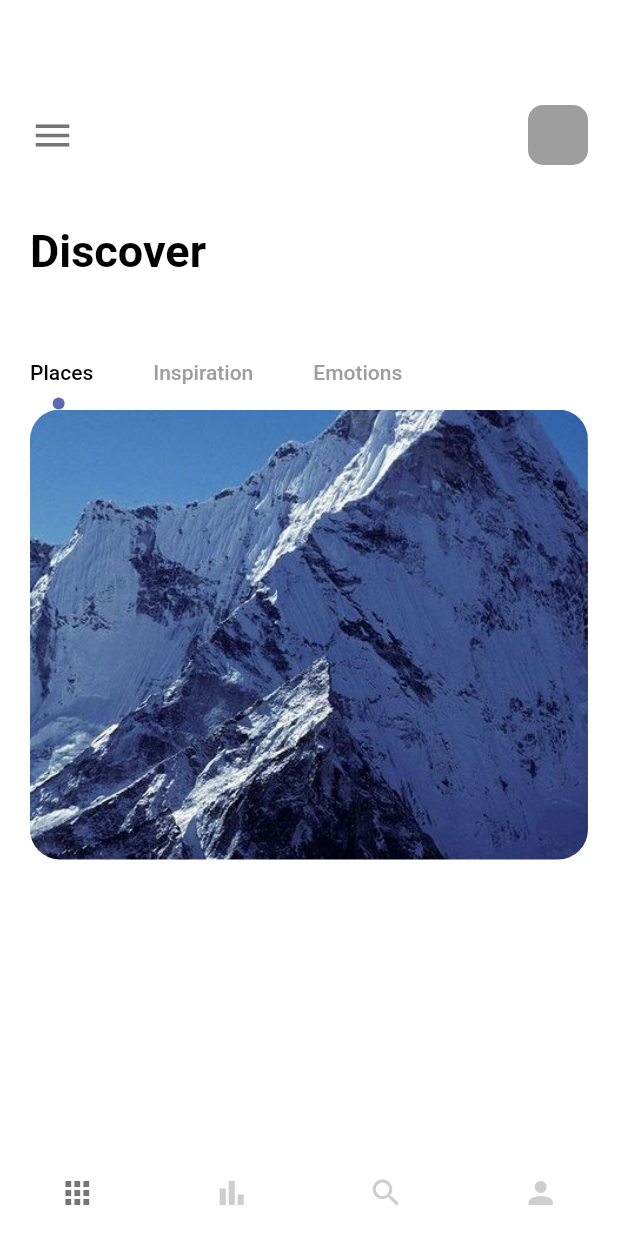
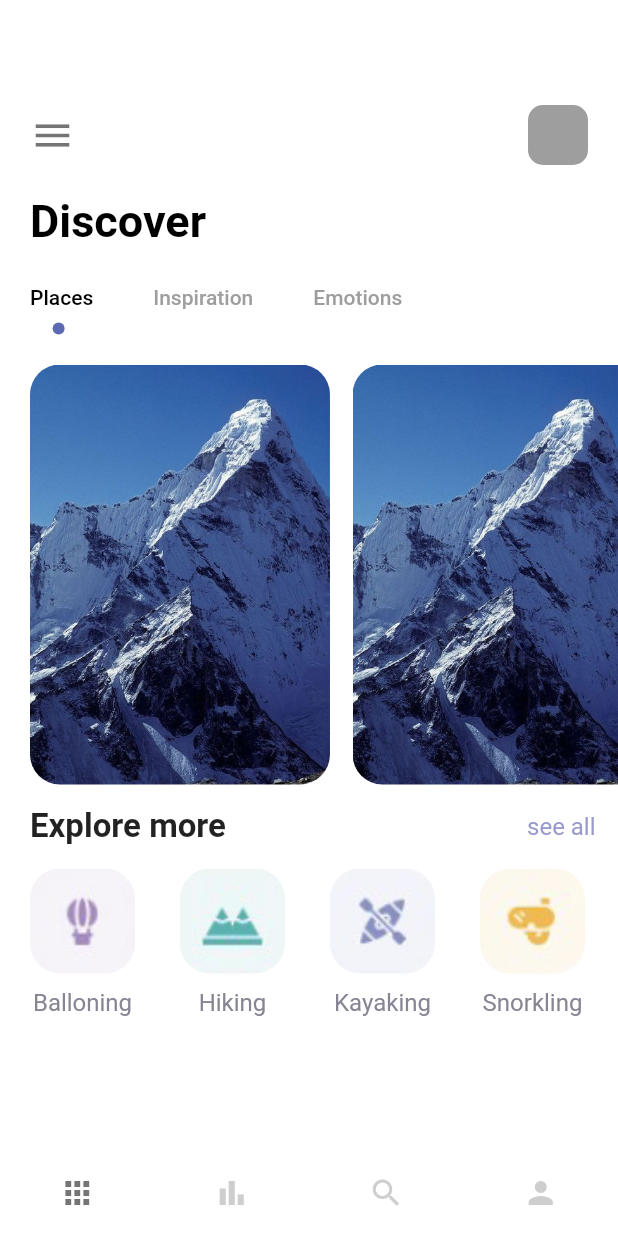
Before and after one commit to Ahmed-mohamed72/Travel-app, a Flutter app: the screen it shows after launch, on a phone screen of 412 x 824 dp. Run offline on Flutter 3.47's test engine with Material 2 defaults, Android fonts, the phone set to English and light mode, and no system bars.

Commit message:
finish UI of Home view

```diff
--- /dev/null
+++ b/lib/widgets/explor_list_view.dart
@@ -0,0 +1,56 @@
+import 'package:flutter/material.dart';
+import 'package:travel_app1/misc/colors.dart';
+import 'package:travel_app1/widgets/app_text.dart';
+
+class ExploreListView extends StatefulWidget {
+  const ExploreListView({super.key});
+
+  @override
+  State<ExploreListView> createState() => _ExploreListViewState();
+}
+
+class _ExploreListViewState extends State<ExploreListView> {
+  Map<String, String> images = {
+    "balloning.png": "Balloning",
+    "hiking.png": "Hiking",
+    "kayaking.png": "Kayaking",
+    "snorkling.png": "Snorkling"
+  };
+  @override
+  Widget build(BuildContext context) {
+    return SizedBox(
+      height: 100,
+      width: double.maxFinite,
+      child: ListView.builder(
+          physics: const BouncingScrollPhysics(),
+          itemCount: images.length,
+          scrollDirection: Axis.horizontal,
+          itemBuilder: (_, index) {
+            return Container(
+              margin: const EdgeInsets.only(right: 30),
+              child: Column(
+                children: [
+                  Container(
+                    height: 70,
+                    width: 70,
+                    decoration: BoxDecoration(
+                      borderRadius: BorderRadius.circular(20),
+                      image: DecorationImage(
+                        image: AssetImage(
+                            "assets/img/${images.keys.elementAt(index)}"),
+                        fit: BoxFit.cover,
+                      ),
+                    ),
+                  ),
+                  const SizedBox(height: 10),
+                  AppText(
+                    text: images.values.elementAt(index),
+                    color: AppColors.textColor2,
+                  )
+                ],
+              ),
+            );
+          }),
+    );
+  }
+}
--- /dev/null
+++ b/lib/widgets/explore_row.dart
@@ -0,0 +1,29 @@
+import 'package:flutter/material.dart';
+import 'package:travel_app1/misc/colors.dart';
+import 'package:travel_app1/widgets/app_large_text.dart';
+import 'package:travel_app1/widgets/app_text.dart';
+
+class ExploreRow extends StatelessWidget {
+  const ExploreRow({super.key});
+
+  @override
+  Widget build(BuildContext context) {
+    return Container(
+      margin: const EdgeInsets.only(right: 15),
+      child: Row(
+        mainAxisAlignment: MainAxisAlignment.spaceBetween,
+        children: [
+          const AppLargeText(
+            text: "Explore more",
+            size: 22,
+            color: Colors.black87,
+          ),
+          AppText(
+            text: "see all",
+            color: AppColors.textColor1,
+          )
+        ],
+      ),
+    );
+  }
+}
--- a/lib/widgets/home_body_widget.dart
+++ b/lib/widgets/home_body_widget.dart
@@ -1,7 +1,10 @@
 import 'package:flutter/material.dart';
-import 'package:travel_app1/misc/colors.dart';
 import 'package:travel_app1/widgets/app_large_text.dart';
-import 'package:travel_app1/widgets/circle_tab_indicator.dart';
+import 'package:travel_app1/widgets/explor_list_view.dart';
+import 'package:travel_app1/widgets/explore_row.dart';
+import 'package:travel_app1/widgets/menu_bar.dart';
+import 'package:travel_app1/widgets/tab_bar.dart';
+import 'package:travel_app1/widgets/tab_bar_view.dart';
 
 class BodyOfHomeView extends StatelessWidget {
   final TabController tabController;
@@ -10,72 +13,26 @@ class BodyOfHomeView extends StatelessWidget {
   @override
   Widget build(BuildContext context) {
     return Container(
-      padding: const EdgeInsets.only(left: 20, right: 20, top: 70),
+      padding: const EdgeInsets.only(left: 20, top: 70),
       child: Column(
         crossAxisAlignment: CrossAxisAlignment.start,
         children: [
           // menu text and icon
-          Row(
-            mainAxisAlignment: MainAxisAlignment.spaceBetween,
-            children: [
-              const Icon(
-                Icons.menu,
-                size: 30,
-                color: Colors.black54,
-              ),
-              Container(
-                height: 40,
-                width: 40,
-                decoration: BoxDecoration(
-                  color: Colors.grey,
-                  borderRadius: BorderRadius.circular(10),
-                ),
-              ),
-            ],
-          ),
-          const SizedBox(height: 40),
+          const MenuBarWidget(),
+          const SizedBox(height: 20),
           // discover text
           const AppLargeText(text: "Discover"),
-          const SizedBox(height: 40),
+          const SizedBox(height: 10),
           // tab bar items
-          SizedBox(
-            child: TabBar(
-              labelPadding: const EdgeInsets.only(left: 0, right: 40),
-              labelColor: Colors.black,
-              unselectedLabelColor: Colors.grey,
-              isScrollable: true,
-              indicatorSize: TabBarIndicatorSize.label,
-              indicator:
-                  CircleTabIndicator(color: AppColors.mainColor, radius: 4),
-              controller: tabController,
-              tabs: const [
-                Tab(text: "Places"),
-                Tab(text: "Inspiration"),
-                Tab(text: "Emotions"),
-              ],
-            ),
-          ),
+          TabBarWidget(tabController: tabController),
           // tab bar view
-          SizedBox(
-            height: 300,
-            width: double.maxFinite,
-            child: TabBarView(controller: tabController, children: [
-              Container(
-                height: 300,
-                width: 200,
-                decoration: BoxDecoration(
-                  borderRadius: BorderRadius.circular(20),
-                  color: Colors.white,
-                  image: const DecorationImage(
-                    image: AssetImage("assets/img/mountain.jpeg"),
-                    fit: BoxFit.cover,
-                  ),
-                ),
-              ),
-              Text("Bey"),
-              Text("There"),
-            ]),
-          )
+          TabBarViewWidget(tabController: tabController),
+          const SizedBox(height: 15),
+          // explor text
+          const ExploreRow(),
+          const SizedBox(height: 15),
+          // exploration list view buillder
+          const ExploreListView(),
         ],
       ),
     );
--- /dev/null
+++ b/lib/widgets/menu_bar.dart
@@ -0,0 +1,28 @@
+import 'package:flutter/material.dart';
+
+class MenuBarWidget extends StatelessWidget {
+  const MenuBarWidget({super.key});
+
+  @override
+  Widget build(BuildContext context) {
+    return Row(
+      mainAxisAlignment: MainAxisAlignment.spaceBetween,
+      children: [
+        const Icon(
+          Icons.menu,
+          size: 30,
+          color: Colors.black54,
+        ),
+        Container(
+          margin: const EdgeInsets.only(right: 20),
+          height: 40,
+          width: 40,
+          decoration: BoxDecoration(
+            color: Colors.grey,
+            borderRadius: BorderRadius.circular(10),
+          ),
+        ),
+      ],
+    );
+  }
+}
--- /dev/null
+++ b/lib/widgets/tab_bar.dart
@@ -0,0 +1,28 @@
+import 'package:flutter/material.dart';
+import 'package:travel_app1/misc/colors.dart';
+import 'package:travel_app1/widgets/circle_tab_indicator.dart';
+
+class TabBarWidget extends StatelessWidget {
+  final TabController tabController;
+  const TabBarWidget({super.key, required this.tabController});
+
+  @override
+  Widget build(BuildContext context) {
+    return SizedBox(
+      child: TabBar(
+        labelPadding: const EdgeInsets.only(left: 0, right: 40),
+        labelColor: Colors.black,
+        unselectedLabelColor: Colors.grey,
+        isScrollable: true,
+        indicatorSize: TabBarIndicatorSize.label,
+        indicator: CircleTabIndicator(color: AppColors.mainColor, radius: 4),
+        controller: tabController,
+        tabs: const [
+          Tab(text: "Places"),
+          Tab(text: "Inspiration"),
+          Tab(text: "Emotions"),
+        ],
+      ),
+    );
+  }
+}
--- /dev/null
+++ b/lib/widgets/tab_bar_view.dart
@@ -0,0 +1,46 @@
+import 'package:flutter/material.dart';
+
+class TabBarViewWidget extends StatelessWidget {
+  final TabController tabController;
+  const TabBarViewWidget({super.key, required this.tabController});
+
+  @override
+  Widget build(BuildContext context) {
+    return SizedBox(
+      height: 300,
+      width: double.maxFinite,
+      child: TabBarView(controller: tabController, children: const [
+        ListViewBuillder(),
+        Text("Bey"),
+        Text("There"),
+      ]),
+    );
+  }
+}
+
+class ListViewBuillder extends StatelessWidget {
+  const ListViewBuillder({super.key});
+
+  @override
+  Widget build(BuildContext context) {
+    return ListView.builder(
+        physics: const BouncingScrollPhysics(),
+        scrollDirection: Axis.horizontal,
+        itemCount: 10,
+        itemBuilder: (context, index) {
+          return Container(
+            margin: const EdgeInsets.only(right: 15, top: 20),
+            height: 300,
+            width: 200,
+            decoration: BoxDecoration(
+              borderRadius: BorderRadius.circular(20),
+              color: Colors.white,
+              image: const DecorationImage(
+                image: AssetImage("assets/img/mountain.jpeg"),
+                fit: BoxFit.cover,
+              ),
+            ),
+          );
+        });
+  }
+}
```
